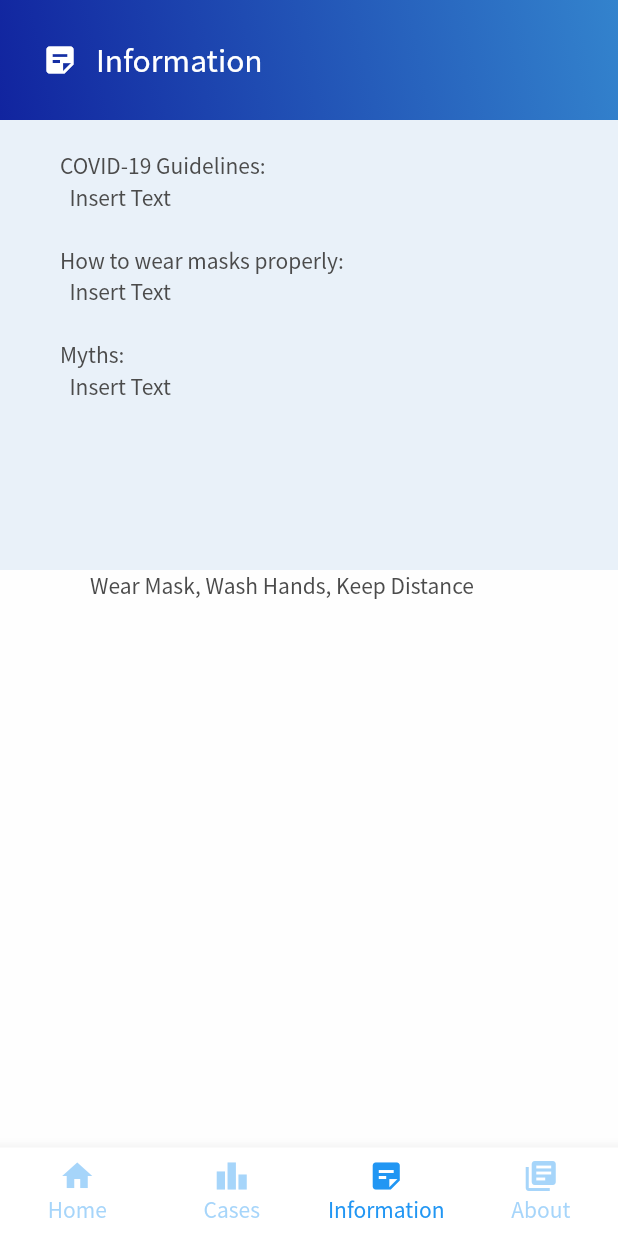
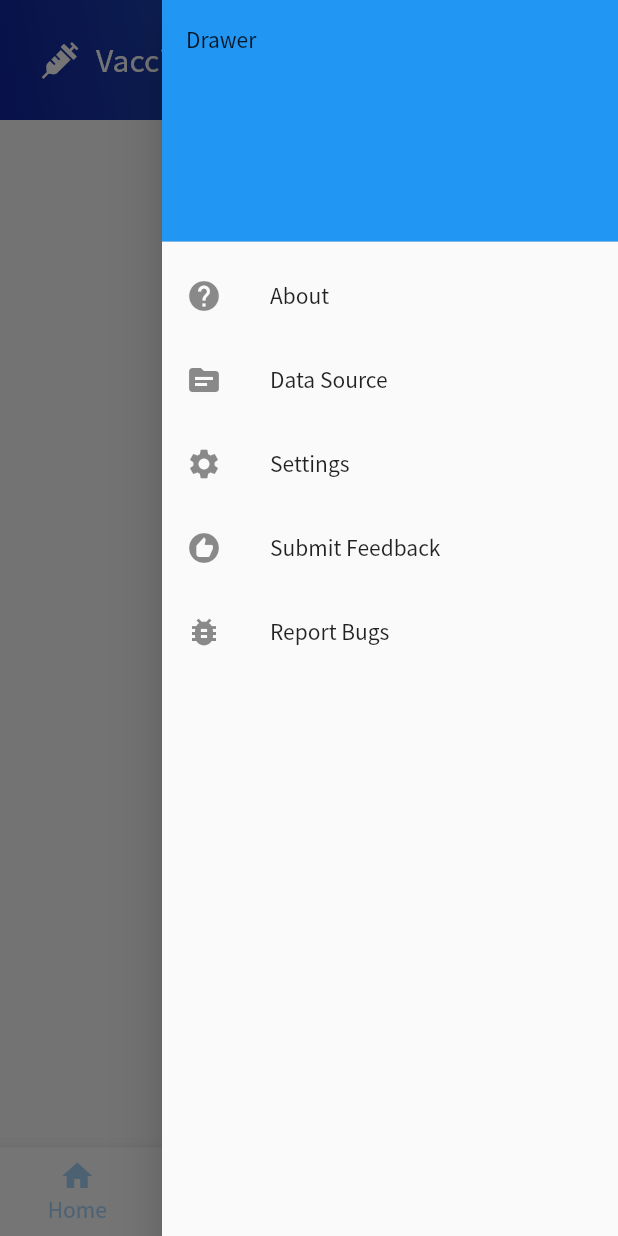
Before and after one commit to oppatrickk/covid19-information-tracker, a Flutter app: the screen it shows after launch, item 3 of the bottom bar chosen, with the side drawer open (before the commit the screen has no drawer), on a phone screen of 412 x 824 dp. Run offline on Flutter 3.47's test engine with Material 2 defaults, Android fonts, the phone set to English and light mode, and no system bars; our stand-ins replace firebase_core, firebase_database, flutter_svg, font_awesome_flutter, preload_page_view; missing offline and left inert: firebase_core_web; accounts and stored records are empty; network calls fail.

Commit message:
04-06-21

```diff
--- a/lib/main.dart
+++ b/lib/main.dart
@@ -12,16 +12,14 @@ class MyApp extends StatelessWidget {
     return MaterialApp(
       title: 'COVID-19 Information Center',
       theme: ThemeData(
-          scaffoldBackgroundColor: kBackgroundColor,
           fontFamily: "NotoSansJP",
           textTheme: TextTheme(
             bodyText2: TextStyle(color: kBodyTextColor),
           )),
       debugShowCheckedModeBanner: false,
       home: Scaffold(
-          body: Container(
-            child: BaseAppBar(),
-          )),
+          body: BaseAppBar(),
+        ),
     );
   }
 }
--- a/lib/pages/information.dart
+++ b/lib/pages/information.dart
@@ -16,51 +16,60 @@ class Information extends StatefulWidget {
 class _InformationState extends State<Information> {
   @override
   Widget build(BuildContext context) {
-    return Scaffold(
-      body: Column(
-        children: <Widget>[
-          Container(
-              padding:
-                  EdgeInsets.only(left: 30, top: 20, right: 30, bottom: 20),
-              width: double.infinity,
-              height: 300,
-              decoration: BoxDecoration(
-                color: kPrimaryColor.withOpacity(0.10),
-              ),
-              child: Wrap(
-                runSpacing: 20,
-                spacing: 20,
-                children: <Widget>[
-                  Row(
-                    children: <Widget>[
-                      SizedBox(
-                        width: 10,
-                      ),
-                      Text("COVID-19 Guidelines:\n"
-                          "\t\tInsert Text\n\n"
-                          "How to wear masks properly:\n"
-                          "\t\tInsert Text\n\n"
-                          "Myths:\n"
-                          "\t\tInsert Text\n\n"),
-                    ],
+    return Container(
+      decoration: BoxDecoration(
+        gradient: LinearGradient(
+          begin: Alignment.topCenter,
+          end: Alignment.center,
+          colors: <Color>[
+            Color(0xFF3383CD),
+            Color(0xFF11249F),
+          ],
+        ),
+      ),
+
+      child: Scaffold(
+        appBar: AppBar(
+          leading: IconButton(
+            onPressed: () {
+              Navigator.of(context).pop();
+            },
+            icon: Icon(Icons.arrow_back_ios),
+            color: Colors.white,
+          ),
+          backgroundColor: Colors.transparent,
+          elevation: 0.0,
+          title: Text('Details',
+              style: TextStyle(
+                  color: Colors.white)),
+        ),
+        backgroundColor: Colors.transparent,
+        body: ListView(
+          children: [
+            Stack(
+              children: [
+                Container(
+                  height: MediaQuery.of(context).size.height - 82.0,
+                  width: MediaQuery.of(context).size.width,
+                  color: (Colors.transparent),
+                ),
+                Positioned(
+                  top: 25.0,
+                  child: Container(
+                      decoration: BoxDecoration(
+                          borderRadius: BorderRadius.only(
+                            topLeft: Radius.circular(45.0),
+                            topRight: Radius.circular(45.0),
+                          ),
+                          color: Colors.white),
+                      height: MediaQuery.of(context).size.height - 100.0,
+                      width: MediaQuery.of(context).size.width
                   ),
-                ],
-              )),
-          Container(
-            child: Column(
-              children: <Widget>[
-                Row(
-                  children: <Widget>[
-                    SizedBox(
-                      width: 60,
-                    ),
-                    Text("Wear Mask, Wash Hands, Keep Distance"),
-                  ],
                 ),
               ],
             ),
-          ),
-        ],
+          ],
+        ),
       ),
     );
   }
--- /dev/null
+++ b/lib/pages/vaccine.dart
@@ -0,0 +1,21 @@
+import 'package:flutter/material.dart';
+import 'package:covid19_information_center/constant.dart';
+import 'package:flutter_svg/flutter_svg.dart';
+import 'package:preload_page_view/preload_page_view.dart';
+
+// Pages
+
+// Widgets
+
+class Vaccine extends StatefulWidget {
+  @override
+  _VaccineState createState() => _VaccineState();
+}
+
+class _VaccineState extends State<Vaccine> {
+  @override
+  Widget build(BuildContext context) {
+    return Container(
+    );
+  }
+}
--- a/lib/widgets/app_bar.dart
+++ b/lib/widgets/app_bar.dart
@@ -1,48 +1,43 @@
 import 'package:flutter/material.dart';
 import 'package:flutter/cupertino.dart';
+import 'package:font_awesome_flutter/font_awesome_flutter.dart';
 
 // Pages
 import 'package:covid19_information_center/pages/home.dart';
 import 'package:covid19_information_center/pages/case.dart';
 import 'package:covid19_information_center/pages/information.dart';
-import 'package:covid19_information_center/pages/about.dart';
+import 'package:covid19_information_center/pages/vaccine.dart';
 
-class BaseAppBar extends StatefulWidget{
+class BaseAppBar extends StatefulWidget {
   final String title;
   final AppBar appBar;
   final List<Widget> widgets;
 
-  const BaseAppBar(
-      {Key key, this.title, this.appBar, this.widgets})
+  const BaseAppBar({Key key, this.title, this.appBar, this.widgets})
       : super(key: key);
 
   @override
   _BaseAppBarState createState() => _BaseAppBarState();
-
 }
 
 class _BaseAppBarState extends State<BaseAppBar> {
-
   PageController _pageController;
   int _page = 0;
   Duration pageChanging = Duration(milliseconds: 001);
   Curve animationCurve = Curves.linear;
   final List<String> titleList = [
-    "COVID-19 Information Tracker",
+    "",
     "Case Summary",
-    "Information",
-    "About"
+    "Vaccine Progress",
+    "Information"
   ];
   final List<Icon> iconList = [
     Icon(Icons.coronavirus, color: Colors.white),
-    Icon(Icons.leaderboard, color: Colors.white),
-    Icon(Icons.sticky_note_2, color: Colors.white),
-    Icon(Icons.library_books, color: Colors.white),
+    Icon(Icons.coronavirus, color: Colors.white),
+    Icon(FontAwesomeIcons.syringe, color: Colors.white),
+    Icon(Icons.info, color: Colors.white),
   ];
-  final List<double> heightList = [
-    160, 80, 80, 80
-  ];
-
+  final List<double> heightList = [160, 80, 80, 80];
 
   @override
   void initState() {
@@ -67,6 +62,7 @@ class _BaseAppBarState extends State<BaseAppBar> {
         elevation: 0,
         leadingWidth: 50,
         toolbarHeight: heightList[_page],
+        actions: <Widget>[],
         flexibleSpace: Container(
           decoration: BoxDecoration(
               gradient: LinearGradient(
@@ -78,14 +74,61 @@ class _BaseAppBarState extends State<BaseAppBar> {
               ])),
         ),
       ),
+      endDrawer: Drawer(
+        child: ListView(
+          children: <Widget>[
+            DrawerHeader(
+              child: Text("Drawer"),
+              decoration: BoxDecoration(
+                color: Colors.blue,
+              ),
+            ),
+            ListTile(
+              title: Text("About"),
+              leading: Icon(Icons.help),
+              onTap: () {
+                Navigator.pop(context);
+              },
+            ),
+            ListTile(
+              title: Text("Data Source"),
+              leading: Icon(Icons.source),
+              onTap: () {
+                Navigator.pop(context);
+              },
+            ),
+            ListTile(
+              title: Text("Settings"),
+              leading: Icon(Icons.settings),
+              onTap: () {
+                Navigator.pop(context);
+              },
+            ),
+            ListTile(
+              title: Text("Submit Feedback"),
+              leading: Icon(Icons.recommend),
+              onTap: () {
+                Navigator.pop(context);
+              },
+            ),
+            ListTile(
+              title: Text("Report Bugs"),
+              leading: Icon(Icons.bug_report),
+              onTap: () {
+                Navigator.pop(context);
+              },
+            ),
+          ],
+        ),
+      ),
       body: PageView(
         controller: _pageController,
         onPageChanged: onPageChanged,
         children: [
           Home(),
           CaseSum(),
+          Vaccine(),
           Information(),
-          About(),
         ],
       ),
       bottomNavigationBar: BottomNavigationBar(
@@ -104,15 +147,15 @@ class _BaseAppBarState extends State<BaseAppBar> {
           ),
           BottomNavigationBarItem(
             title: Text('Cases'),
-            icon: Icon(Icons.leaderboard),
+            icon: Icon(Icons.coronavirus),
+          ),
+          BottomNavigationBarItem(
+            title: Text('Vaccine'),
+            icon: Icon(FontAwesomeIcons.syringe),
           ),
           BottomNavigationBarItem(
             title: Text('Information'),
-            icon: Icon(Icons.sticky_note_2),
-          ),
-          BottomNavigationBarItem(
-            title: Text('About'),
-            icon: Icon(Icons.library_books),
+            icon: Icon(Icons.info),
           ),
         ],
       ),
--- a/pubspec.yaml
+++ b/pubspec.yaml
@@ -30,6 +30,7 @@ dependencies:
   page_transition: ^1.1.7+6
   intl: ^0.17.0
   preload_page_view: ^0.1.5
+  font_awesome_flutter: ^9.0.0
 
 
   # The following adds the Cupertino Icons font to your application.
```
Also changed, not shown: lib/widgets/background.dart (added, +28 -0 lines), pubspec.lock.
